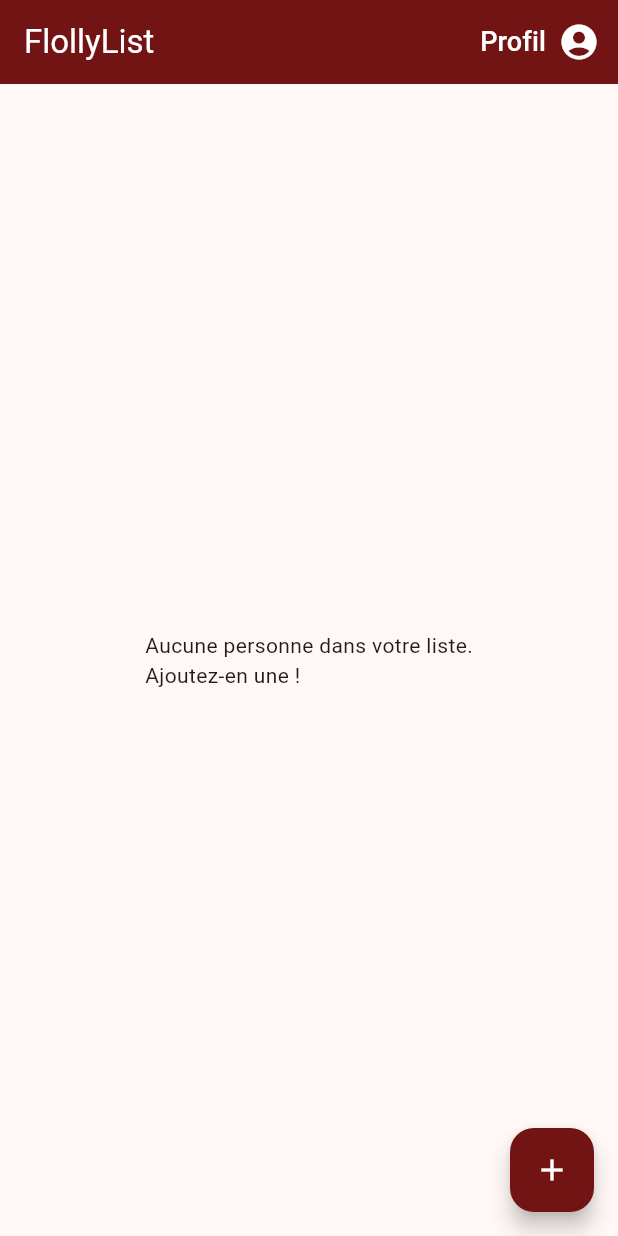
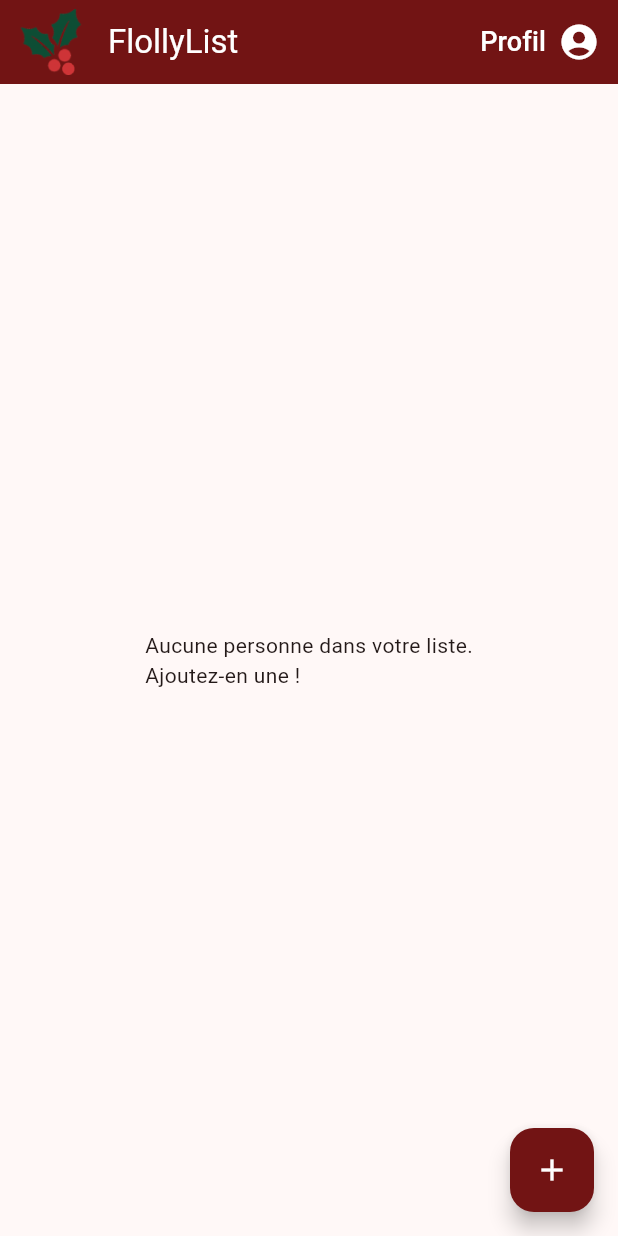
Before and after one commit to FloRobart/flollylist_app, a Flutter app: the HomePage screen opened directly, on a phone screen of 412 x 824 dp. Run offline on Flutter 3.47's test engine with Material 3 defaults, Android fonts, the phone set to English and light mode, and no system bars; our stand-ins replace shared_preferences; accounts and stored records are empty.

Commit message:
fix(home_page): Add Icon

```diff
--- a/lib/views/home/home_page.dart
+++ b/lib/views/home/home_page.dart
@@ -32,6 +32,15 @@ class _HomePageState extends State<HomePage> {
 
     return Scaffold(
       appBar: AppBar(
+        leading: Padding(
+          padding: const EdgeInsets.only(left: 12.0),
+          child: Image.asset(
+            'assets/images/flollylist_icon-72.png',
+            width: 36,
+            height: 36,
+            fit: BoxFit.contain,
+          ),
+        ),
         title: const Text('FlollyList'),
         actions: [
           TextButton(
```
